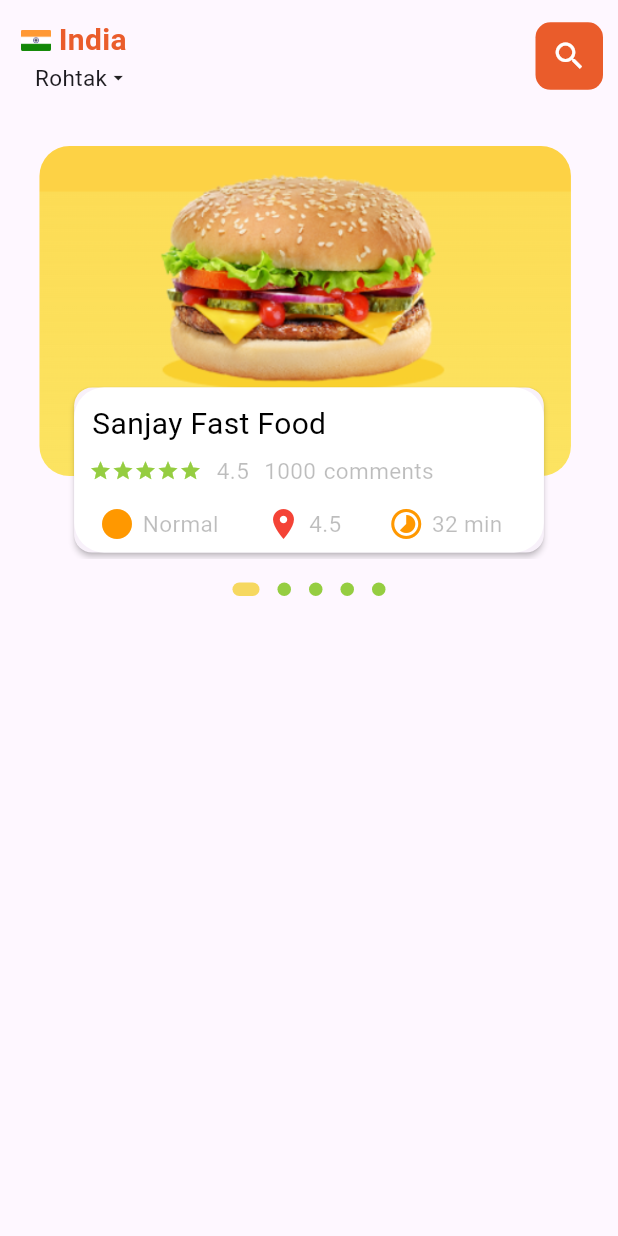
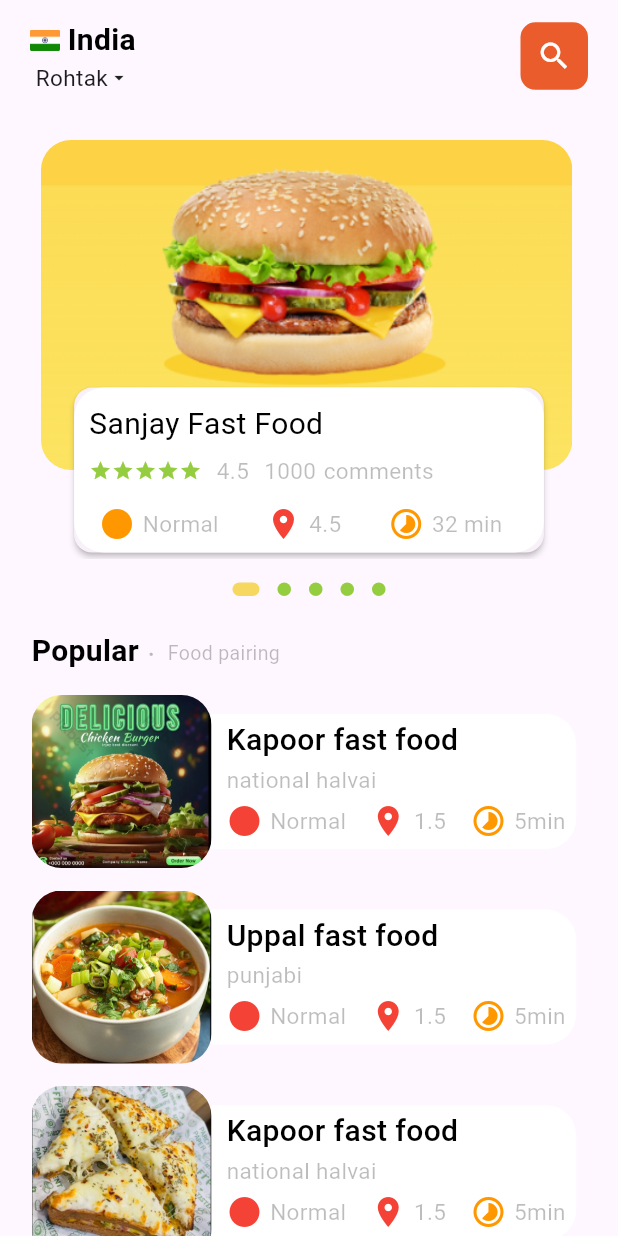
Before and after one commit to Nimitshekhawat/Bitezy, a Flutter app: the screen it shows after launch, on a phone screen of 412 x 824 dp. Run offline on Flutter 3.47's test engine with Material 3 defaults, Android fonts, the phone set to English and light mode, and no system bars; drawn by our look-alikes of dots_indicator, scroll_snap_list; our stand-ins replace google_fonts.

Commit message:
complete almost first page of my app

```diff
--- a/lib/screens/Home/main_home_screen.dart
+++ b/lib/screens/Home/main_home_screen.dart
@@ -1,11 +1,14 @@
 
 import 'package:bitezy/utils/Colors/All_Colors.dart';
+import 'package:bitezy/widgets/Custom.Widgets.dart';
 import 'package:bitezy/widgets/Custom_Text_widgets.dart';
 import 'package:bitezy/widgets/scroll_food_item.dart';
 import 'package:dots_indicator/dots_indicator.dart';
 import 'package:flutter/cupertino.dart';
 import 'package:flutter/material.dart';
 import 'package:flutter/widgets.dart';
+
+import '../../utils/dimensions.dart';
 
 class main_home_Screen extends StatefulWidget {
   const main_home_Screen({super.key});
@@ -16,6 +19,92 @@ class main_home_Screen extends StatefulWidget {
 
 class _main_home_ScreenState extends State<main_home_Screen> {
   int currentIndex = 0; // To keep track of the current index
+
+  List<Map<String , dynamic>> Food_shop_list=[
+    {
+      "image":"assets/images/burger_img.jpg",
+      "title":"Kapoor fast food",
+      "subtext":"national halvai",
+      "normaltext":"Normal",
+      "distance":"1.5",
+      "time":"5min",
+      "normalColor":Colors.red
+    },
+    {
+      "image":"assets/images/sup_img.jpg",
+      "title":"Uppal fast food ",
+      "subtext":"punjabi ",
+      "normaltext":"Normal",
+      "distance":"1.5",
+      "time":"5min",
+      "iconColor":"Color.red",
+      "normalColor":Colors.red
+    },
+    {
+      "image":"assets/images/sandwich_img.jpg",
+      "title":"Kapoor fast food",
+      "subtext":"national halvai",
+      "normaltext":"Normal",
+      "distance":"1.5",
+      "time":"5min",
+      "normalColor":Colors.red
+    },
+    {
+      "image":"assets/images/burger_image.png",
+      "title":"Kapoor fast food",
+      "subtext":"national halvai",
+      "normaltext":"Normal",
+      "distance":"1.5",
+      "time":"5min",
+      "normalColor":Colors.red
+    },
+    {
+      "image":"assets/images/burger_image.png",
+      "title":"Kapoor fast food",
+      "subtext":"national halvai",
+      "normaltext":"Normal",
+      "distance":"1.5",
+      "time":"5min",
+      "normalColor":Colors.red
+    },
+    {
+      "image":"assets/images/burger_image.png",
+      "title":"Kapoor fast food",
+      "subtext":"national halvai",
+      "normaltext":"Normal",
+      "distance":"1.5",
+      "time":"5min",
+      "normalColor":Colors.red
+    },
+    {
+      "image":"assets/images/burger_image.png",
+      "title":"Kapoor fast food",
+      "subtext":"national halvai",
+      "normaltext":"Normal",
+      "distance":"1.5",
+      "time":"5min",
+      "normalColor":Colors.red
+    },
+    {
+      "image":"assets/images/burger_image.png",
+      "title":"Kapoor fast food",
+      "subtext":"national halvai",
+      "normaltext":"Normal",
+      "distance":"1.5",
+      "time":"5min",
+      "normalColor":Colors.red
+    },
+    {
+      "image":"assets/images/burger_image.png",
+      "title":"Kapoor fast food",
+      "subtext":"national halvai",
+      "normaltext":"Normal",
+      "distance":"1.5",
+      "time":"5min",
+      "normalColor":Colors.red
+    },
+  ];
+
 
   void _onScrollItemFocusChanged(int index) {
     setState(() {
@@ -30,6 +119,9 @@ class _main_home_ScreenState extends State<main_home_Screen> {
         height: double.infinity,
         width: double.infinity,
         child: SafeArea(
+          child: Padding(
+            padding: const EdgeInsets.only(left: 10,right: 10),
+            child: SingleChildScrollView(
               child: Column(
                 children: [
                   SizedBox(
@@ -45,15 +137,12 @@ class _main_home_ScreenState extends State<main_home_Screen> {
                             child: Column(
                               crossAxisAlignment: CrossAxisAlignment.center,
                               children: [
-                            Padding(
-                              padding: const EdgeInsets.only(left: 4, right: 15),
-                              child: Row(
+                                Row(
                                   children: [
                                     Image.asset("assets/images/india-flag-icon.png", height: 20, width: 20),
                                     SizedBox(width: 5),
                                     bigtext_20_w400(text: "India", weight: FontWeight.w600),
                                   ],
-                              ),
                                 ),
                                 Row(
                                   children: [
@@ -96,7 +185,74 @@ class _main_home_ScreenState extends State<main_home_Screen> {
                         activeColor:all_colors.buttonBackgroundColor
                     ),
                   ),
+                  SizedBox(
+                    height: 15,
+                  ),
+                  Padding(
+                    padding: const EdgeInsets.only(left: 11, right: 10),
+                    child: Container(
+
+                      child: Column(
+                        children: [
+                          Row(
+                            crossAxisAlignment: CrossAxisAlignment.end,
+                            children: [
+                              bigtext_20_w400(text: "Popular",textcolor: Colors.black,weight: FontWeight.w600),
+                              SizedBox(width: 6,),
+                              Padding(
+                                padding: const EdgeInsets.only(bottom: 6),
+                                child: small_text_15_w400(text: ".",textcolor: Colors.black26,weight: FontWeight.bold),
+                              ),
+                              SizedBox(width: 5,),
+                              Padding(
+                                padding: const EdgeInsets.only(bottom: 3.6),
+                                child: small_text_15_w400(text: " Food pairing",textcolor: Colors.black26,size: 13),
+                              ),
+                              SizedBox(height: 30,)
                             ],
+                          ),
+                          SizedBox(height: 15,),
+                          Container(
+                            height: 900,
+                              width: double.infinity,
+                              child: ListView.builder(
+                                  physics:NeverScrollableScrollPhysics(),
+                                  shrinkWrap: true,
+                                  itemCount:Food_shop_list.length ,
+                                  itemBuilder: (context,index){
+                                    final item = Food_shop_list[index];
+                                return Column(
+                                  children: [
+                                    Food_picplusdetails(
+                                        pic_path:item['image'] ,
+                                        maintext:item['title'] ,
+                                        subtext:item['subtext'],
+                                        normal_color: item['normalColor'],
+                                        normal_text: item['normaltext'],
+                                        distance:item['distance'],
+                                        time:item['time']),
+                                    SizedBox(
+                                      height: 15,
+                                    ),
+
+                                  ],
+                                );
+
+                              }
+
+
+                          )
+                          )
+                        ],
+                      ),
+                    ),
+                  )
+
+
+
+                ],
+              ),
+            ),
           ),
         ),
       ),
--- /dev/null
+++ b/lib/utils/dimensions.dart
@@ -0,0 +1,20 @@
+
+import 'package:flutter/cupertino.dart';
+import 'package:flutter/material.dart';
+
+
+class Dimensions extends StatefulWidget {
+  const Dimensions({super.key});
+
+  @override
+  State<Dimensions> createState() => _DimensionsState();
+}
+
+class _DimensionsState extends State<Dimensions> {
+
+   @override
+  Widget build(BuildContext context) {
+    return const Placeholder();
+
+  }
+}
--- /dev/null
+++ b/lib/widgets/Custom.Widgets.dart
@@ -0,0 +1,98 @@
+import 'package:bitezy/widgets/Custom_Text_widgets.dart';
+import 'package:flutter/material.dart';
+
+import '../utils/Colors/All_Colors.dart';
+
+class Food_picplusdetails extends StatelessWidget {
+  final String maintext;
+  final String subtext;
+  final String pic_path;
+  final Color normal_color;
+  final String normal_text;
+  final String distance;
+  final String time;
+
+
+
+  const Food_picplusdetails({
+    super.key,
+    required this.pic_path,
+    required this.maintext,
+    required this.subtext,
+    required this.normal_color,
+    required this.normal_text,
+    required this.distance,
+    required this.time
+
+  });
+
+
+
+  @override
+  Widget build(BuildContext context) {
+    return Container(
+
+      height: MediaQuery.of(context).size.height*0.14,
+      child: Row(
+        crossAxisAlignment: CrossAxisAlignment.center,
+        children: [
+          Container(
+            height: MediaQuery.of(context).size.height*0.22,
+            width: 120,
+            decoration: BoxDecoration(
+              borderRadius: BorderRadius.circular(20)
+            ),
+            child: ClipRRect(
+              borderRadius: BorderRadius.circular(20),
+              child: Image.asset(
+                pic_path,
+                fit: BoxFit.cover,
+              ),
+            ),
+          ),
+          Center(
+            child: Container(
+              height: 90,
+              width: MediaQuery.of(context).size.width*0.59,
+              decoration:BoxDecoration(
+                borderRadius:  BorderRadius.only(
+                  topRight: Radius.circular(20),
+                  bottomRight: Radius.circular(20), ),
+                color: Colors.white,
+              ),
+              child: Padding(
+                padding: const EdgeInsets.only(left: 10),
+                child: Column(
+                  crossAxisAlignment: CrossAxisAlignment.start,
+                  children: [
+                    SizedBox(
+                      height: 3,
+                    ),
+                    bigtext_20_w400(text: maintext,weight: FontWeight.w500),
+                    SizedBox(
+                      height: 1,
+                    ),
+                    small_text_15_w400(text: subtext,textcolor:Colors.black26),
+                   SizedBox(height: 5,),
+                    Padding(
+                      padding: const EdgeInsets.only(right: 7),
+                      child: Row(
+                        mainAxisAlignment: MainAxisAlignment.spaceBetween,
+                        children: [
+                          iconandtext(text: normal_text, icon: Icons.circle, iconColor: normal_color, textcolor: all_colors.smalltextColor),
+                          iconandtext(text: distance, icon: Icons.location_on_sharp, iconColor: Colors.red, textcolor: all_colors.smalltextColor),
+                          iconandtext(text: time, icon: Icons.timelapse_outlined, iconColor: Colors.orange, textcolor: all_colors.smalltextColor),
+                        ],
+                      ),
+                    ),
+
+                  ],
+                ),
+              ),
+            ),
+          )
+        ],
+      ),
+    );
+  }
+}
--- a/lib/widgets/Custom_Text_widgets.dart
+++ b/lib/widgets/Custom_Text_widgets.dart
@@ -2,6 +2,7 @@ import 'dart:ui';
 
 import 'package:bitezy/utils/Colors/All_Colors.dart';
 import 'package:flutter/cupertino.dart';
+import 'package:flutter/material.dart';
 import 'package:google_fonts/google_fonts.dart';
 
 Widget bigtext_20_w400(
@@ -13,7 +14,7 @@ Widget bigtext_20_w400(
 
 }){
   return Text(
-    text,style:GoogleFonts.roboto(fontSize: size ?? 20,color:textcolor ?? all_colors.mainColor,fontWeight: weight?? FontWeight.w400),overflow: TextOverflow.ellipsis,
+    text,style:GoogleFonts.roboto(fontSize: size ?? 20,color:textcolor ?? Colors.black,fontWeight: weight?? FontWeight.w400),overflow: TextOverflow.ellipsis,
   );
 }
 Widget small_text_15_w400(
--- a/lib/widgets/scroll_food_item.dart
+++ b/lib/widgets/scroll_food_item.dart
@@ -47,10 +47,11 @@ class _scroll_FoodState extends State<scroll_Food> {
           child: Stack(
             children: [
               Positioned(
-                left: 5,
-                top: 5,
+                left: 2,
+                top: 1,
+                child: Center(
                   child: Container(
-                  margin: EdgeInsets.only(top: 20, left: 11, right: 5),
+                    margin: EdgeInsets.only(top: 20, left: 15, right: 0),
                     height: 220,
                     width: MediaQuery.of(context).size.width * 0.86,
                     decoration: BoxDecoration(
@@ -61,6 +62,7 @@ class _scroll_FoodState extends State<scroll_Food> {
                       child: Image.asset(
                         food_images[index],
                         fit: BoxFit.cover,
+                      ),
                     ),
                   ),
                 ),
@@ -81,7 +83,7 @@ class _scroll_FoodState extends State<scroll_Food> {
                       children: [
                         SizedBox(height: 5),
                         Padding(
-                          padding: const EdgeInsets.only(left: 12, top: 5, bottom: 6),
+                          padding: const EdgeInsets.only(left: 10, top: 5, bottom: 6),
                           child: bigtext_20_w400(text: "Sanjay Fast Food", textcolor: Colors.black),
                         ),
                         Row(
@@ -129,7 +131,9 @@ class _scroll_FoodState extends State<scroll_Food> {
         children: [
           Expanded(
             child: ScrollSnapList(
+              margin: EdgeInsets.only(left: 0,right: 0),
               itemBuilder: _buildItemList,
+              duration: 500,
               itemSize: MediaQuery.of(context).size.width * 0.95,
               dynamicItemSize: true,
               onReachEnd: () {
```
Also changed, not shown: assets/images/burger_img.jpg (added), assets/images/sandwich_img.jpg (added), assets/images/sup_img.jpg (added). Lines whose indentation alone changed are shown as unchanged.
